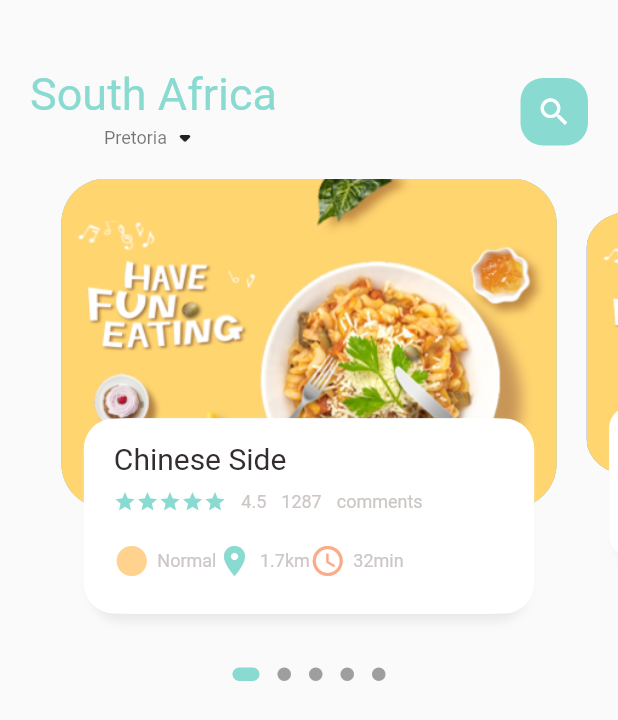
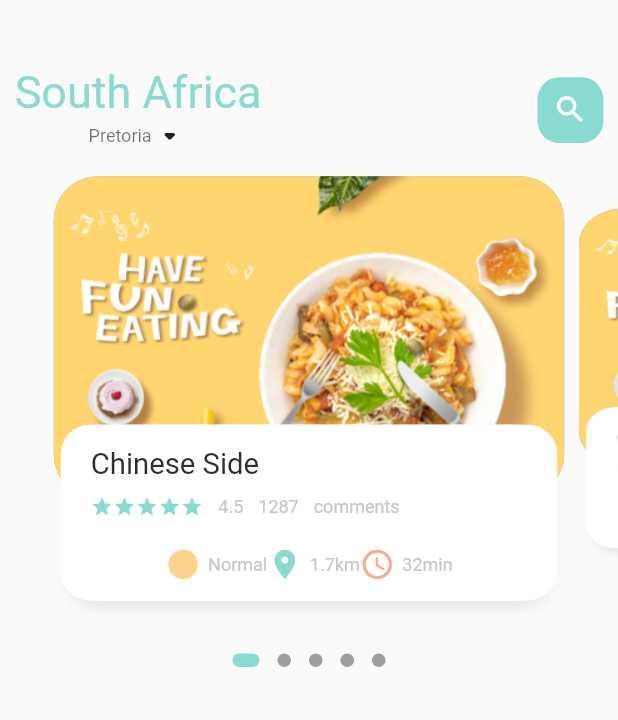
Before and after one commit to StevenNdaye/food_delivery, a Flutter app: the screen it shows after launch, on a phone screen of 412 x 824 dp. Shown: the top 720 px of the screen. Run offline on Flutter 3.47's test engine with Material 2 defaults, Android fonts, the phone set to English and light mode, and no system bars; drawn by our look-alikes of dots_indicator; our stand-ins replace get.

Commit message:
Refactored for scalability

```diff
--- a/lib/home/food_page_body.dart
+++ b/lib/home/food_page_body.dart
@@ -1,7 +1,7 @@
 import 'package:dots_indicator/dots_indicator.dart';
-import 'package:flutter/cupertino.dart';
 import 'package:flutter/material.dart';
 import 'package:food_delivery/utils/colors.dart';
+import 'package:food_delivery/utils/dimensions.dart';
 import 'package:food_delivery/widgets/big_text.dart';
 import 'package:food_delivery/widgets/icon_and_text_widget.dart';
 import 'package:food_delivery/widgets/small_text.dart';
@@ -17,7 +17,7 @@ class _FoodPageBodyState extends State<FoodPageBody> {
   PageController pageController = PageController(viewportFraction: 0.85);
   var _currPageValue = 0.0;
   final double _scaleFactor = 0.8;
-  final double _height = 220;
+  final double _height = Dimensions.pageViewContainer;
 
   @override
   void initState() {
@@ -39,7 +39,7 @@ class _FoodPageBodyState extends State<FoodPageBody> {
     return Column(
       children: [
         Container(
-          height: 320,
+          height: Dimensions.pageView,
           child: PageView.builder(
               controller: pageController,
               itemCount: 5,
@@ -93,10 +93,11 @@ class _FoodPageBodyState extends State<FoodPageBody> {
       child: Stack(
         children: [
           Container(
-            height: 220,
-            margin: const EdgeInsets.only(left: 10, right: 10),
+            height: Dimensions.pageViewContainer,
+            margin: EdgeInsets.only(
+                left: Dimensions.width10, right: Dimensions.width10),
             decoration: BoxDecoration(
-                borderRadius: BorderRadius.circular(30),
+                borderRadius: BorderRadius.circular(Dimensions.radius30),
                 color: index.isEven
                     ? const Color(0xFF69c5df)
                     : const Color(0xff9294cc),
@@ -107,10 +108,13 @@ class _FoodPageBodyState extends State<FoodPageBody> {
           Align(
             alignment: Alignment.bottomCenter,
             child: Container(
-                height: 130,
-                margin: const EdgeInsets.only(left: 30, right: 30, bottom: 30),
+                height: Dimensions.pageViewTextContainer,
+                margin: EdgeInsets.only(
+                    left: Dimensions.width30,
+                    right: Dimensions.width30,
+                    bottom: Dimensions.height30),
                 decoration: BoxDecoration(
-                    borderRadius: BorderRadius.circular(20),
+                    borderRadius: BorderRadius.circular(Dimensions.radius20),
                     color: Colors.white,
                     boxShadow: [
                       BoxShadow(
@@ -121,13 +125,14 @@ class _FoodPageBodyState extends State<FoodPageBody> {
                       BoxShadow(color: Colors.white, offset: Offset(5, 0))
                     ]),
                 child: Container(
-                  padding: const EdgeInsets.only(top: 15, left: 15, right: 15),
+                  padding: EdgeInsets.only(
+                      top: Dimensions.height15, left: 15, right: 15),
                   child: Column(
                     crossAxisAlignment: CrossAxisAlignment.start,
                     children: [
                       BigText(text: "Chinese Side"),
-                      const SizedBox(
-                        height: 10,
+                      SizedBox(
+                        height: Dimensions.height10,
                       ),
                       Row(
                         children: [
@@ -154,10 +159,11 @@ class _FoodPageBodyState extends State<FoodPageBody> {
                           SmallText(text: "comments")
                         ],
                       ),
-                      const SizedBox(
-                        height: 20,
+                      SizedBox(
+                        height: Dimensions.height20,
                       ),
                       Row(
+                        mainAxisAlignment: MainAxisAlignment.center,
                         children: const [
                           IconAndTextWidget(
                               icon: Icons.circle_sharp,
--- a/lib/home/main_food_page.dart
+++ b/lib/home/main_food_page.dart
@@ -1,6 +1,7 @@
 import 'package:flutter/material.dart';
 import 'package:food_delivery/home/food_page_body.dart';
 import 'package:food_delivery/utils/colors.dart';
+import 'package:food_delivery/utils/dimensions.dart';
 import 'package:food_delivery/widgets/big_text.dart';
 import 'package:food_delivery/widgets/small_text.dart';
 
@@ -20,8 +21,10 @@ class _MainFoodPageState extends State<MainFoodPage> {
           //Showing the header
           Container(
             child: Container(
-              margin: EdgeInsets.only(top: 45, bottom: 15),
-              padding: EdgeInsets.only(left: 20, right: 20),
+              margin: EdgeInsets.only(
+                  top: Dimensions.height45, bottom: Dimensions.height15),
+              padding: EdgeInsets.only(
+                  left: Dimensions.width20, right: Dimensions.width20),
               child: Row(
                 mainAxisAlignment: MainAxisAlignment.spaceBetween,
                 children: [
@@ -45,11 +48,12 @@ class _MainFoodPageState extends State<MainFoodPage> {
                   ),
                   Center(
                     child: Container(
-                      width: 45,
-                      height: 45,
-                      child: Icon(Icons.search, color: Colors.white),
+                      width: Dimensions.height45,
+                      height: Dimensions.height45,
+                      child: Icon(Icons.search, color: Colors.white, size: Dimensions.iconSize24,),
                       decoration: BoxDecoration(
-                          borderRadius: BorderRadius.circular(15),
+                          borderRadius:
+                              BorderRadius.circular(Dimensions.radius15),
                           color: AppColors.mainColor),
                     ),
                   )
--- a/lib/main.dart
+++ b/lib/main.dart
@@ -1,5 +1,6 @@
 import 'package:flutter/material.dart';
 import 'package:food_delivery/home/main_food_page.dart';
+import 'package:get/get.dart';
 
 void main() {
   runApp(const MyApp());
@@ -11,7 +12,7 @@ class MyApp extends StatelessWidget {
   // This widget is the root of your application.
   @override
   Widget build(BuildContext context) {
-    return MaterialApp(
+    return GetMaterialApp(
       debugShowCheckedModeBanner: false,
       title: 'Flutter Demo',
       theme: ThemeData(
--- /dev/null
+++ b/lib/utils/dimensions.dart
@@ -0,0 +1,29 @@
+import 'package:get/get.dart';
+
+class Dimensions {
+  static double screenHeight = Get.context!.height;
+  static double screenWidth = Get.context!.width;
+
+  static double pageViewContainer = screenHeight / 3.84;
+  static double pageViewTextContainer = screenHeight / 7.03;
+  static double pageView = screenHeight / 2.64;
+
+  static double height10 = screenHeight / 84.4;
+  static double height15 = screenHeight / 56.27;
+  static double height20 = screenHeight / 42.2;
+  static double height30 = screenHeight / 28.13;
+  static double height45 = screenHeight / 18.76;
+
+  static double font20 = screenHeight / 42.2;
+  static double radius15 = screenHeight / 56.27;
+  static double radius20 = screenHeight / 42.2;
+  static double radius30 = screenHeight / 28.13;
+
+  static double width10 = screenWidth / 84.4;
+  static double width15 = screenWidth / 56.27;
+  static double width20 = screenWidth / 42.2;
+  static double width30 = screenWidth / 28.13;
+
+  //icon size
+  static double iconSize24 = screenHeight / 35.17;
+}
--- a/lib/widgets/big_text.dart
+++ b/lib/widgets/big_text.dart
@@ -1,4 +1,5 @@
 import 'package:flutter/cupertino.dart';
+import 'package:food_delivery/utils/dimensions.dart';
 
 class BigText extends StatelessWidget {
   Color? color;
@@ -10,7 +11,7 @@ class BigText extends StatelessWidget {
       {Key? key,
       this.color = const Color(0xFF332d2d),
       required this.text,
-      this.size = 20,
+      this.size = 0,
       this.overflow = TextOverflow.ellipsis})
       : super(key: key);
 
@@ -24,7 +25,7 @@ class BigText extends StatelessWidget {
           color: color,
           fontWeight: FontWeight.w400,
           fontFamily: 'Roboto',
-          fontSize: size),
+          fontSize: size == 0 ? Dimensions.font20 : size),
     );
   }
 }
--- a/lib/widgets/icon_and_text_widget.dart
+++ b/lib/widgets/icon_and_text_widget.dart
@@ -1,4 +1,5 @@
 import 'package:flutter/cupertino.dart';
+import 'package:food_delivery/utils/dimensions.dart';
 import 'package:food_delivery/widgets/small_text.dart';
 
 class IconAndTextWidget extends StatelessWidget {
@@ -20,8 +21,9 @@ class IconAndTextWidget extends StatelessWidget {
         Icon(
           icon,
           color: iconColor,
+          size: Dimensions.iconSize24,
         ),
-        SizedBox(
+        const SizedBox(
           width: 5,
         ),
         SmallText(
```
